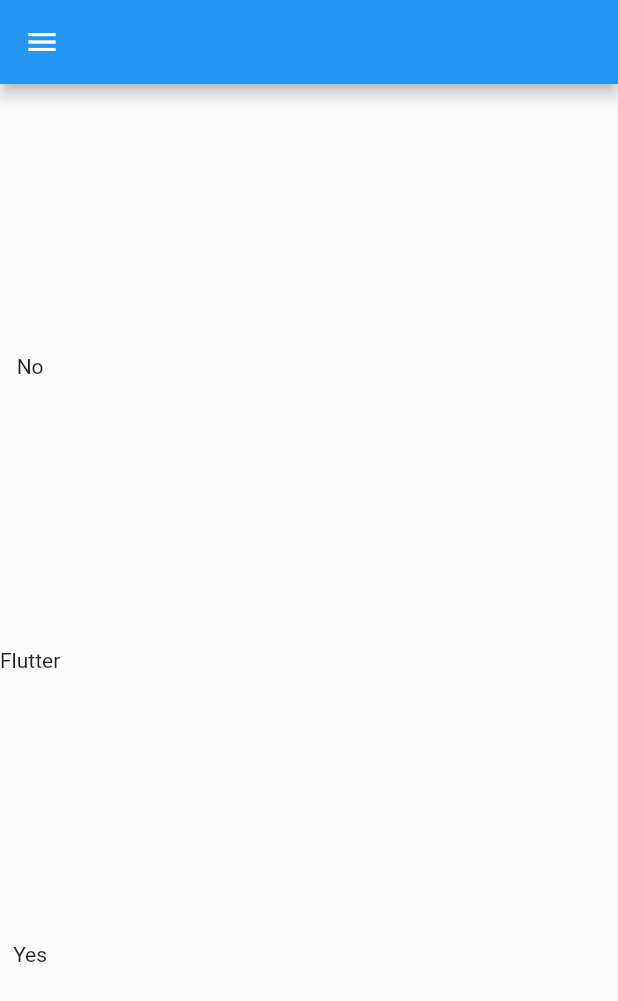
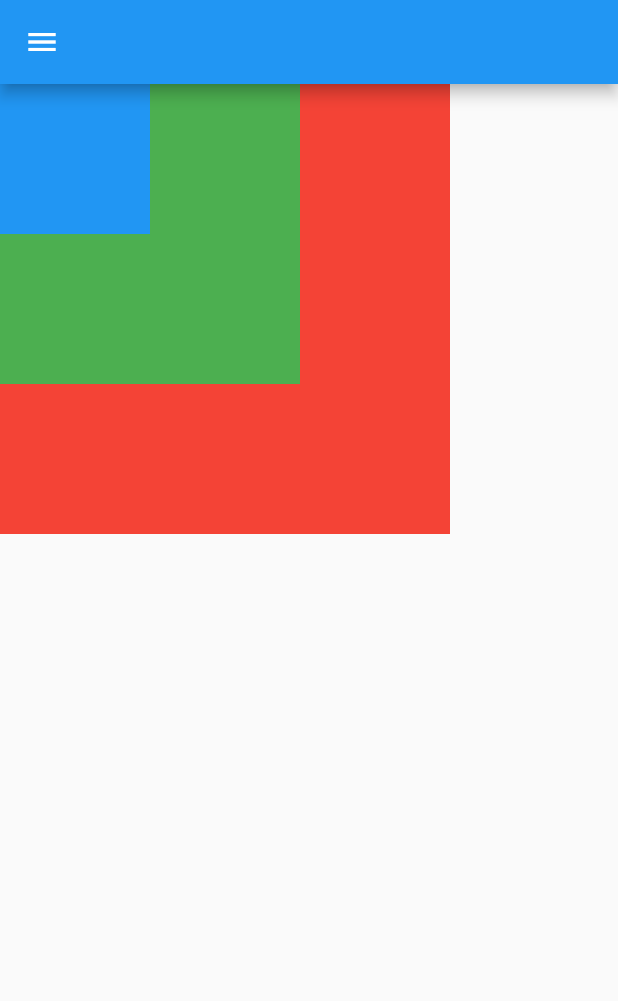
Before and after one commit to wejden7/Flutter_Tutorial, a Flutter app: the screen it shows after launch, on a phone screen of 412 x 824 dp. Shown: the top 1001 px of the screen. Run offline on Flutter 3.47's test engine with Material 2 defaults, Android fonts, the phone set to English and light mode, and no system bars.

Commit message:
Stack
structure for stack

```diff
--- a/lib/main.dart
+++ b/lib/main.dart
@@ -12,15 +12,23 @@ class MyApp extends StatelessWidget {
         home: Scaffold(
             appBar: AppBar(),
             drawer: Drawer(),
-            body: Column(
-              crossAxisAlignment: CrossAxisAlignment.center,
-              mainAxisAlignment: MainAxisAlignment.spaceEvenly,
-              mainAxisSize: MainAxisSize.max,
+            body: Stack(
               children: [
-                Text("No"),
-                Text("Flutter"),
-                Text("Yes")
-                //liste de widget
+                Container(
+                  color: Colors.red,
+                  width: 300,
+                  height: 300,
+                ),
+                Container(
+                  color: Colors.green,
+                  width: 200,
+                  height: 200,
+                ),
+                Container(
+                  color: Colors.blue,
+                  width: 100,
+                  height: 100,
+                )
               ],
             )));
   }
```
